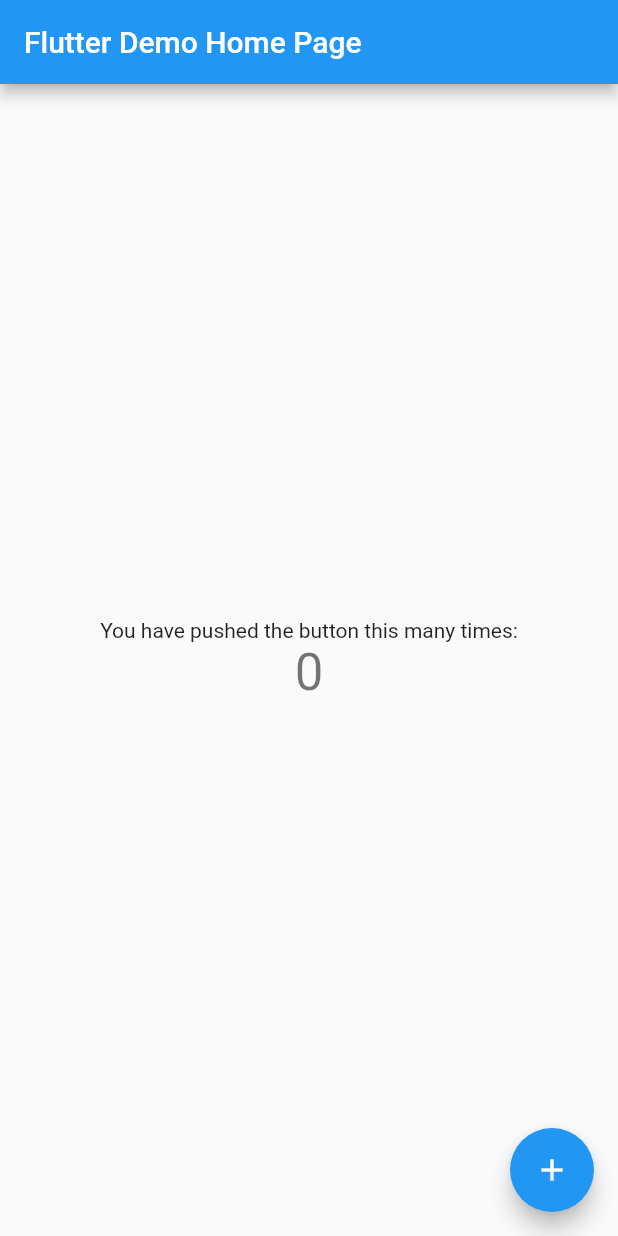
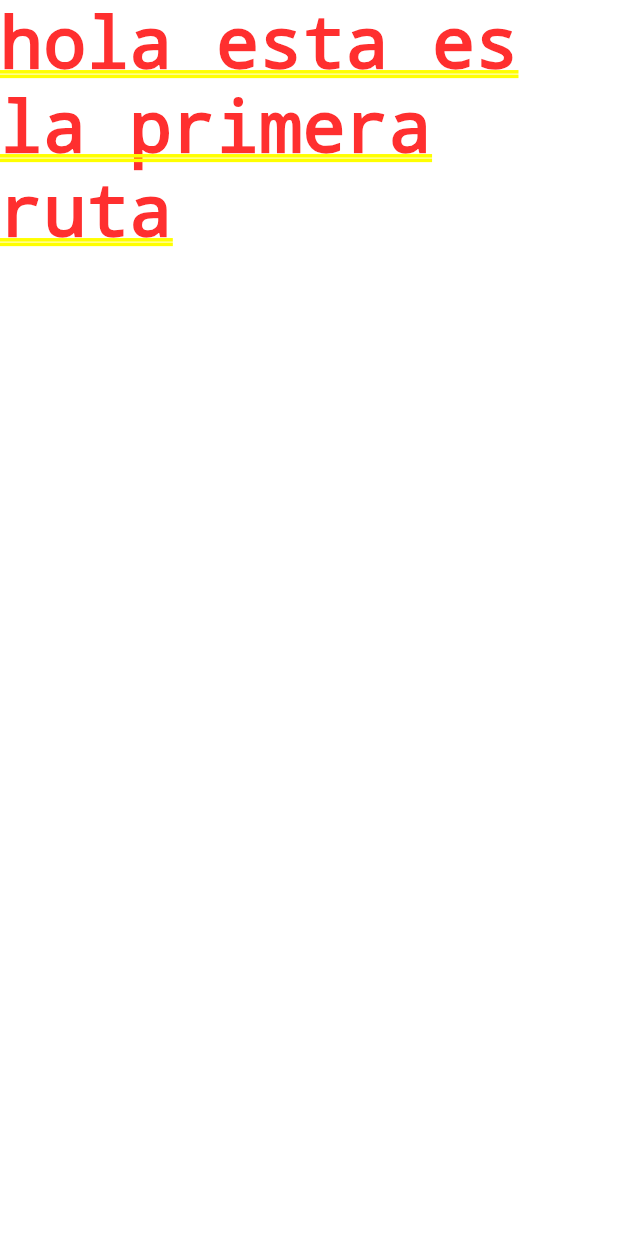
Before and after one commit to sergioc12r/zemoga, a Flutter app: the screen it shows after launch, on a phone screen of 412 x 824 dp. Run offline on Flutter 3.47's test engine with Material 2 defaults, Android fonts, the phone set to English and light mode, and no system bars; our stand-ins replace equatable.

Commit message:
add environment, repository, models and services data

```diff
--- a/lib/main.dart
+++ b/lib/main.dart
@@ -1,113 +1,30 @@
 import 'package:flutter/material.dart';
+import 'package:flutter/rendering.dart';
+import 'package:flutter/services.dart';
+import 'package:zemoga/src/app.dart';
+import 'package:zemoga/src/common/utils/utils.dart';
+import 'package:zemoga/src/resources/repository/repository.dart';
 
-void main() {
-  runApp(MyApp());
+void main() async {
+
+  await injectDependencies();
+
+  FlutterError.onError = (FlutterErrorDetails details) {
+    print("Flutter error $details");
+  };
+
+  debugPaintLayerBordersEnabled = false;
+  debugPaintSizeEnabled = false;
+  SystemChrome.setPreferredOrientations([DeviceOrientation.portraitUp]).then(
+        (_) {
+      runApp(App());
+    },
+  );
 }
 
-class MyApp extends StatelessWidget {
-  // This widget is the root of your application.
-  @override
-  Widget build(BuildContext context) {
-    return MaterialApp(
-      title: 'Flutter Demo',
-      theme: ThemeData(
-        // This is the theme of your application.
-        //
-        // Try running your application with "flutter run". You'll see the
-        // application has a blue toolbar. Then, without quitting the app, try
-        // changing the primarySwatch below to Colors.green and then invoke
-        // "hot reload" (press "r" in the console where you ran "flutter run",
-        // or simply save your changes to "hot reload" in a Flutter IDE).
-        // Notice that the counter didn't reset back to zero; the application
-        // is not restarted.
-        primarySwatch: Colors.blue,
-      ),
-      home: MyHomePage(title: 'Flutter Demo Home Page'),
-    );
-  }
+injectDependencies() async {
+  WidgetsFlutterBinding.ensureInitialized();
+
+  final repository = Repository();
+  Utils.inject(repository: repository);
 }
-
-class MyHomePage extends StatefulWidget {
-  MyHomePage({Key? key, required this.title}) : super(key: key);
-
-  // This widget is the home page of your application. It is stateful, meaning
-  // that it has a State object (defined below) that contains fields that affect
-  // how it looks.
-
-  // This class is the configuration for the state. It holds the values (in this
-  // case the title) provided by the parent (in this case the App widget) and
-  // used by the build method of the State. Fields in a Widget subclass are
-  // always marked "final".
-
-  final String title;
-
-  @override
-  _MyHomePageState createState() => _MyHomePageState();
-}
-
-class _MyHomePageState extends State<MyHomePage> {
-  int _counter = 0;
-
-  void _incrementCounter() {
-    setState(() {
-      // This call to setState tells the Flutter framework that something has
-      // changed in this State, which causes it to rerun the build method below
-      // so that the display can reflect the updated values. If we changed
-      // _counter without calling setState(), then the build method would not be
-      // called again, and so nothing would appear to happen.
-      _counter++;
-    });
-  }
-
-  @override
-  Widget build(BuildContext context) {
-    // This method is rerun every time setState is called, for instance as done
-    // by the _incrementCounter method above.
-    //
-    // The Flutter framework has been optimized to make rerunning build methods
-    // fast, so that you can just rebuild anything that needs updating rather
-    // than having to individually change instances of widgets.
-    return Scaffold(
-      appBar: AppBar(
-        // Here we take the value from the MyHomePage object that was created by
-        // the App.build method, and use it to set our appbar title.
-        title: Text(widget.title),
-      ),
-      body: Center(
-        // Center is a layout widget. It takes a single child and positions it
-        // in the middle of the parent.
-        child: Column(
-          // Column is also a layout widget. It takes a list of children and
-          // arranges them vertically. By default, it sizes itself to fit its
-          // children horizontally, and tries to be as tall as its parent.
-          //
-          // Invoke "debug painting" (press "p" in the console, choose the
-          // "Toggle Debug Paint" action from the Flutter Inspector in Android
-          // Studio, or the "Toggle Debug Paint" command in Visual Studio Code)
-          // to see the wireframe for each widget.
-          //
-          // Column has various properties to control how it sizes itself and
-          // how it positions its children. Here we use mainAxisAlignment to
-          // center the children vertically; the main axis here is the vertical
-          // axis because Columns are vertical (the cross axis would be
-          // horizontal).
-          mainAxisAlignment: MainAxisAlignment.center,
-          children: <Widget>[
-            Text(
-              'You have pushed the button this many times:',
-            ),
-            Text(
-              '$_counter',
-              style: Theme.of(context).textTheme.headline4,
-            ),
-          ],
-        ),
-      ),
-      floatingActionButton: FloatingActionButton(
-        onPressed: _incrementCounter,
-        tooltip: 'Increment',
-        child: Icon(Icons.add),
-      ), // This trailing comma makes auto-formatting nicer for build methods.
-    );
-  }
-}
--- a/lib/src/app.dart
+++ b/lib/src/app.dart
@@ -0,0 +1,27 @@
+import 'package:flutter/material.dart';
+
+class App extends StatefulWidget{
+
+  @override
+  State<StatefulWidget> createState() => _AppState();
+}
+
+class _AppState extends State<App>{
+
+  //HOMESCREEN
+
+  @override
+  Widget build(BuildContext context) {
+    return MaterialApp(
+      debugShowCheckedModeBanner: false,
+      onUnknownRoute: (settings)=> _buildMainApp(),
+    );
+  }
+
+  MaterialPageRoute _buildMainApp() {
+    return MaterialPageRoute(builder: (BuildContext context) {
+      return Container(child: Text('hola esta es la primera ruta'));
+    });
+  }
+
+}
```
Also changed, not shown: lib/src/common/utils/utils.dart (added, +16 -0 lines), lib/src/models/address.dart (added, +28 -0 lines), lib/src/models/api_response.dart (added, +11 -0 lines), lib/src/models/comment.dart (added, +25 -0 lines), lib/src/models/post.dart (+29 -2 lines), lib/src/models/user.dart (+5 -2 lines), lib/src/resources/api/data_provider.dart (added, +64 -0 lines), lib/src/resources/repository/repository.dart (added, +28 -0 lines), lib/src/resources/service/api_service.dart (added, +10 -0 lines), lib/src/resources/service/data_service.dart (added, +10 -0 lines), 8 other files.
